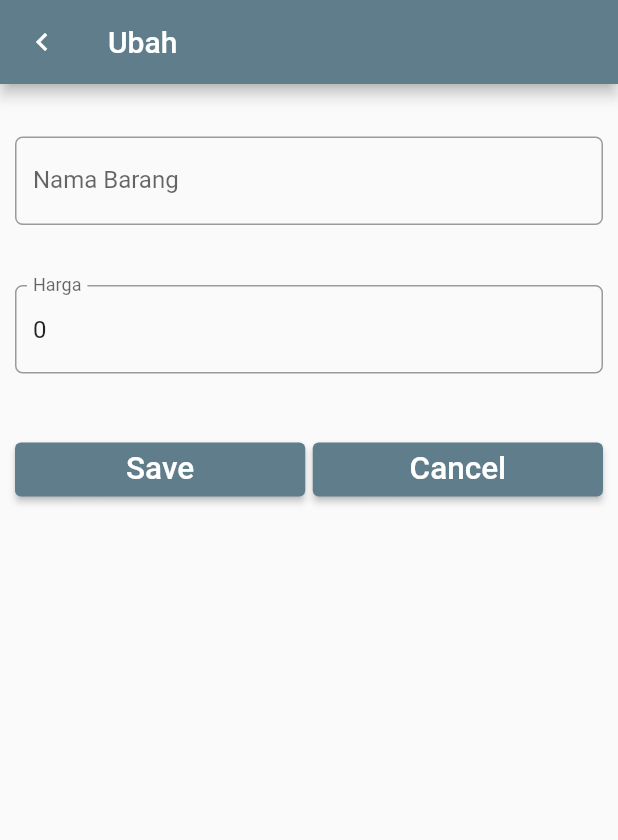
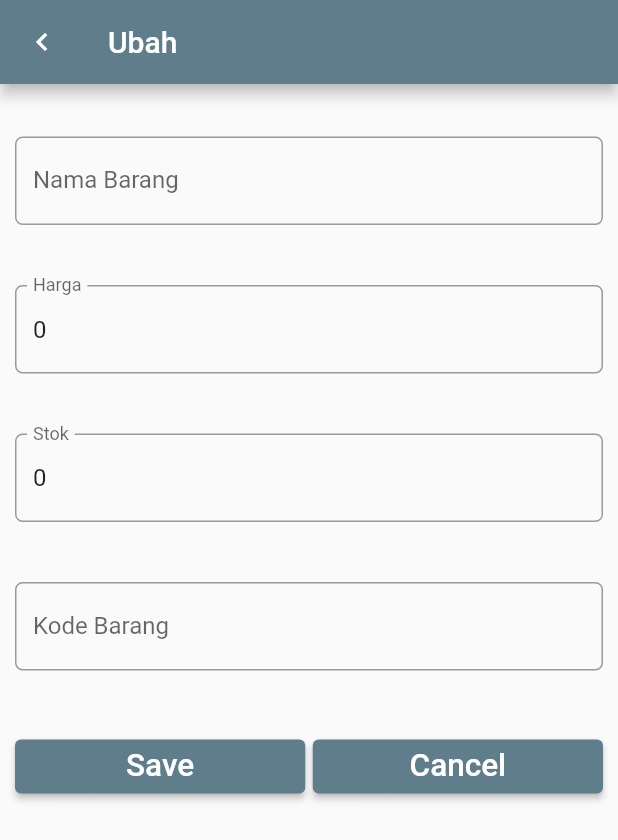
Before and after one commit to Milayn/flutter_sqlite, a Flutter app: the EntryForm screen opened directly with empty values, on a phone screen of 412 x 824 dp. Shown: the top 840 px of the screen. Run offline on Flutter 3.47's test engine with Material 2 defaults, Android fonts, the phone set to English and light mode, and no system bars; our stand-ins replace sqflite; accounts and stored records are empty.

Commit message:
update flutter sqflite

```diff
--- a/lib/entryForm.dart
+++ b/lib/entryForm.dart
@@ -1,40 +1,40 @@
 import 'package:flutter/material.dart';
-import '../models/item.dart';
+import 'package:flutter_sqlite/models/item.dart';
 
 class EntryForm extends StatefulWidget {
-  Item? item;
-
-  EntryForm({Key? key, required this.item}) : super(key: key);
-
+  final Item item;
+  const EntryForm(this.item, {Key key}) : super(key: key);
   @override
-  State<EntryForm> createState() => _EntryFormState(this.item);
+  EntryFormState createState() => EntryFormState(item);
 }
 
-class _EntryFormState extends State<EntryForm> {
-  Item? item;
-  _EntryFormState(this.item);
-
+class EntryFormState extends State<EntryForm> {
+  Item item;
+  EntryFormState(this.item);
   TextEditingController nameController = TextEditingController();
   TextEditingController priceController = TextEditingController();
+  TextEditingController stockController = TextEditingController();
+  TextEditingController kodeBarangController = TextEditingController();
 
   @override
   Widget build(BuildContext context) {
-    //kondisi
     if (item != null) {
-      nameController.text = item!.name;
-      priceController.text = item!.price.toString();
+      nameController.text = item.name;
+      priceController.text = item.price.toString();
+      stockController.text = item.stock.toString();
+      kodeBarangController.text = item.kodeBarang;
     }
     return Scaffold(
       appBar: AppBar(
-            title: item == null ? Text('Tambah') : Text('Ubah'),
-            leading: Icon(Icons.keyboard_arrow_left)),
+        title: item == null ? const Text('Tambah') : const Text('Ubah'),
+        leading: const Icon(Icons.keyboard_arrow_left),
+      ),
       body: Padding(
-          padding: EdgeInsets.only(top: 15.0, left: 10.0, right: 10.0),
+        padding: const EdgeInsets.only(top: 15.0, left: 10.0, right: 10.0),
         child: ListView(
-            children: [
-              // nama
+          children: <Widget>[
             Padding(
-                padding: EdgeInsets.only(top: 20.0, bottom: 20.0),
+              padding: const EdgeInsets.only(top: 20.0, bottom: 20.0),
               child: TextField(
                 controller: nameController,
                 keyboardType: TextInputType.text,
@@ -44,15 +44,11 @@ class _EntryFormState extends State<EntryForm> {
                     borderRadius: BorderRadius.circular(5.0),
                   ),
                 ),
-                  onChanged: (value) {
-                    //
-                  },
+                onChanged: (value) {},
               ),
             ),
-
-              // harga
             Padding(
-                padding: EdgeInsets.only(top: 20.0, bottom: 20.0),
+              padding: const EdgeInsets.only(top: 20.0, bottom: 20.0),
               child: TextField(
                 controller: priceController,
                 keyboardType: TextInputType.number,
@@ -65,27 +61,57 @@ class _EntryFormState extends State<EntryForm> {
                 onChanged: (value) {},
               ),
             ),
-
             Padding(
-                padding: EdgeInsets.only(top: 20.0, bottom: 20.0),
+              padding: const EdgeInsets.only(top: 20.0, bottom: 20.0),
+              child: TextField(
+                controller: stockController,
+                keyboardType: TextInputType.number,
+                decoration: InputDecoration(
+                  labelText: 'Stok',
+                  border: OutlineInputBorder(
+                    borderRadius: BorderRadius.circular(5.0),
+                  ),
+                ),
+                onChanged: (value) {},
+              ),
+            ),
+            Padding(
+              padding: const EdgeInsets.only(top: 20.0, bottom: 20.0),
+              child: TextField(
+                controller: kodeBarangController,
+                keyboardType: TextInputType.number,
+                decoration: InputDecoration(
+                  labelText: 'Kode Barang',
+                  border: OutlineInputBorder(
+                    borderRadius: BorderRadius.circular(5.0),
+                  ),
+                ),
+                onChanged: (value) {},
+              ),
+            ),
+            Padding(
+              padding: const EdgeInsets.only(top: 20.0, bottom: 20.0),
               child: Row(
                 children: <Widget>[
                   Expanded(
                     child: ElevatedButton(
                       child: const Text(
-                          "Save",
+                        'Save',
                         textScaleFactor: 1.5,
                       ),
                       onPressed: () {
                         if (item == null) {
-                            // Tambah Data
                           item = Item(
                             nameController.text,
                             int.parse(priceController.text),
+                            int.parse(stockController.text),
+                            kodeBarangController.text,
                           );
                         } else {
-                            item!.name = nameController.text;
-                            item!.price = int.parse(priceController.text);
+                          item?.name = nameController.text;
+                          item?.price = int.parse(priceController.text);
+                          item?.stock = int.parse(stockController.text);
+                          item?.kodeBarang = kodeBarangController.text;
                         }
                         Navigator.pop(context, item);
                       },
@@ -94,7 +120,6 @@ class _EntryFormState extends State<EntryForm> {
                   Container(
                     width: 5.0,
                   ),
-                    //tombol batal
                   Expanded(
                     child: ElevatedButton(
                       child: const Text(
@@ -104,12 +129,14 @@ class _EntryFormState extends State<EntryForm> {
                       onPressed: () {
                         Navigator.pop(context);
                       },
-                    ))
+                    ),
+                  ),
                 ],
               ),
             ),
           ],
         ),
-        ));
+      ),
+    );
   }
 }
--- a/lib/main.dart
+++ b/lib/main.dart
@@ -1,9 +1,13 @@
 import 'package:flutter/material.dart';
-import '../home.dart';
+import 'package:flutter_sqlite/home.dart';
 
-void main() => runApp(MyApp());
+void main() {
+  runApp(const MyApp());
+}
 
 class MyApp extends StatelessWidget {
+  const MyApp({Key key}) : super(key: key);
+
   @override
   Widget build(BuildContext context) {
     return MaterialApp(
--- a/lib/models/item.dart
+++ b/lib/models/item.dart
@@ -1,31 +1,46 @@
 class Item {
-  int? _id;
-  String? _name;
-  int? _price;
+  int _id;
+  String _name;
+  int _price;
+  int _stock;
+  String _kodeBarang;
 
-  int get id => _id!;
+  int get id => _id;
 
-  String get name => this._name!;
-  set name(String value) => this._name = value;
+  String get name => _name;
+  set name(String value) => _name = value;
 
-  get price => this._price!;
-  set price(value) => this._price = value;
+  int get price => _price;
+  set price(value) => _price = value;
 
-// konstruktor versi 1
-  Item(this._name, this._price);
+  int get stock => _stock;
+  set stock(int value) => _stock = value;
 
-// konstruktor versi 2: konversi dari Map ke Item
+  String get kodeBarang => _kodeBarang;
+  set kodeBarang(String value) => _kodeBarang = value;
+
+  Item(
+    this._name,
+    this._price,
+    this._stock,
+    this._kodeBarang,
+  );
+
   Item.fromMap(Map<String, dynamic> map) {
-    this._id = map['id'];
-    this._name = map['name'];
-    this._price = map['price'];
+    _id = map['id'];
+    _name = map['name'];
+    _price = map['price'];
+    _stock = map['stock'];
+    _kodeBarang = map['kodeBarang'];
   }
-// konversi dari Item ke Map
+
   Map<String, dynamic> toMap() {
     Map<String, dynamic> map = Map<String, dynamic>();
-    map['id'] = this._id;
+    map['id'] = _id;
     map['name'] = name;
     map['price'] = price;
+    map['stock'] = stock;
+    map['kodeBarang'] = kodeBarang;
     return map;
   }
 }
--- a/pubspec.yaml
+++ b/pubspec.yaml
@@ -18,7 +18,7 @@ publish_to: 'none' # Remove this line if you wish to publish to pub.dev
 version: 1.0.0+1
 
 environment:
-  sdk: ">=2.17.6 <3.0.0"
+   sdk: '>=2.7.0 <3.0.0'
 
 # Dependencies specify other packages that your package needs in order to work.
 # To automatically upgrade your package dependencies to the latest versions
```
Also changed, not shown: lib/helper/dbhelper.dart (+20 -29 lines), lib/home.dart (+56 -51 lines), pubspec.lock, 1 other file. Lines whose indentation alone changed are shown as unchanged.
